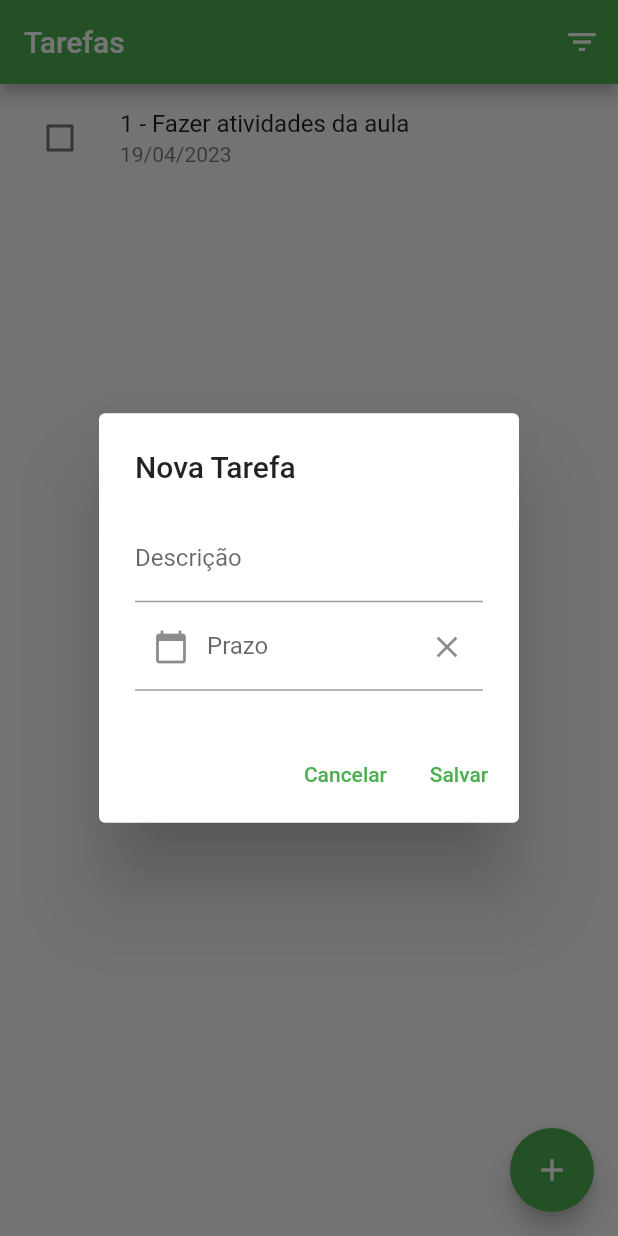
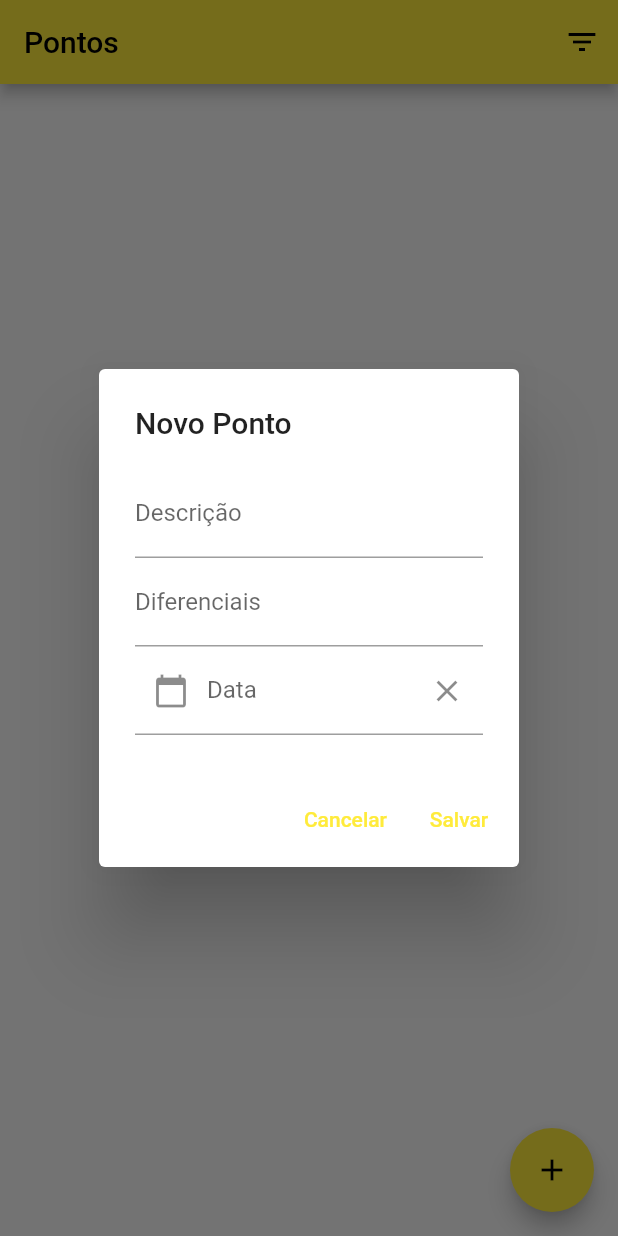
Before and after one commit to vinibraun/cadastro_pontos_turisticos, a Flutter app: the screen it shows after launch, after a tap on the "add" icon, on a phone screen of 412 x 824 dp. Run offline on Flutter 3.47's test engine with Material 2 defaults, Android fonts, the phone set to English and light mode, and no system bars; our stand-ins replace shared_preferences, sqflite; missing offline and left inert: dart:ffi; accounts and stored records are empty.

Commit message:
Criação do banco de dados, CRUD no banco e filtragem

```diff
--- /dev/null
+++ b/lib/dao/ponto_dao.dart
@@ -0,0 +1,69 @@
+
+import '../database/database_provider.dart';
+import '../model/ponto.dart';
+
+class PontoDao {
+  final databaseProvider = DatabaseProvider.instance;
+
+  Future<bool> salvar(Ponto ponto) async {
+    final database = await databaseProvider.database;
+    final valores = ponto.toMap();
+    if (ponto.id == null || ponto.id == 0) {
+      try {
+        ponto.id = await database.insert(Ponto.nomeTabela, valores);
+      } catch (e) {
+        print(e);
+      }
+
+      return true;
+    } else {
+      final registrosAtualizados = await database.update(
+        Ponto.nomeTabela,
+        valores,
+        where: '${Ponto.campoId} = ?',
+        whereArgs: [ponto.id],
+      );
+      return registrosAtualizados > 0;
+    }
+  }
+
+  Future<bool> remover(int id) async {
+    final database = await databaseProvider.database;
+    final registrosAtualizados = await database.delete(
+      Ponto.nomeTabela,
+      where: '${Ponto.campoId} = ?',
+      whereArgs: [id],
+    );
+    return registrosAtualizados > 0;
+  }
+
+  Future<List<Ponto>> listar(
+      {String filtrocontent = '',
+        String campoOrdenacao = Ponto.campoId,
+        bool usarOrdemDecrescente = false}) async {
+    String? where;
+    if (filtrocontent.isNotEmpty && filtrocontent != "") {
+      where =
+      "UPPER(${Ponto.campoDescricao}) LIKE '${filtrocontent.toUpperCase()}%'";
+    }
+
+    var orderBy = campoOrdenacao;
+
+    if (usarOrdemDecrescente) {
+      orderBy += ' DESC';
+    }
+    final database = await databaseProvider.database;
+    final resultado = await database.query(
+      'ponto',
+      columns: [
+        Ponto.campoId,
+        Ponto.campoDescricao,
+        Ponto.campoDiferenciais,
+        Ponto.campoData
+      ],
+      where: where,
+      orderBy: orderBy,
+    );
+    return resultado.map((m) => Ponto.fromMap(m)).toList();
+  }
+}
--- a/lib/dao/tarefa_dao.dart
+++ /dev/null
@@ -1,61 +0,0 @@
-
-import '../database/database_provider.dart';
-import '../model/tarefa.dart';
-
-class TarefaDao {
-  final databaseProvider = DatabaseProvider.instance;
-
-  Future<bool> salvar(Tarefa tarefa) async {
-    final database = await databaseProvider.database;
-    final valores = tarefa.toMap();
-    if (tarefa.id == null) {
-      tarefa.id = await database.insert(Tarefa.nomeTabela, valores);
-      return true;
-    } else {
-      final registrosAtualizados = await database.update(
-        Tarefa.nomeTabela,
-        valores,
-        where: '${Tarefa.campoId} = ?',
-        whereArgs: [tarefa.id],
-      );
-      return registrosAtualizados > 0;
-    }
-  }
-
-  Future<bool> remover(int id) async {
-    final database = await databaseProvider.database;
-    final registrosAtualizados = await database.delete(
-      Tarefa.nomeTabela,
-      where: '${Tarefa.campoId} = ?',
-      whereArgs: [id],
-    );
-    return registrosAtualizados > 0;
-  }
-
-  Future<List<Tarefa>> listar({
-    String filtro = '',
-    String campoOrdenacao = Tarefa.campoId,
-    bool usarOrdemDecrescente = false,
-}) async {
-    String? where;
-    if(filtro.isNotEmpty){
-      where = "UPPER(${Tarefa.campoDescricao}) LIKE '${filtro.toUpperCase()}%'";
-    }
-    var orderBy = campoOrdenacao;
-    if(usarOrdemDecrescente){
-      orderBy += ' DESC';
-    }
-    final database = await databaseProvider.database;
-    final resultado = await database.query(
-      Tarefa.nomeTabela,
-      columns: [
-        Tarefa.campoId,
-        Tarefa.campoDescricao,
-        Tarefa.campoPrazo,
-      ],
-      where: where,
-      orderBy: orderBy,
-    );
-    return resultado.map((m) => Tarefa.fromMap(m)).toList();
-  }
-}
--- a/lib/database/database_provider.dart
+++ b/lib/database/database_provider.dart
@@ -1,11 +1,11 @@
 import 'package:sqflite/sqflite.dart';
 import 'package:sqflite/sqlite_api.dart';
 
-import '../model/tarefa.dart';
+import '../model/ponto.dart';
 
 class DatabaseProvider {
-  static const _dbName = 'cadastro_tarefas.db';
-  static const _dbVersion = 2;
+  static const _dbName = 'cadastro_pontos.db';
+  static const _dbVersion = 1;
 
   DatabaseProvider._init();
   static final DatabaseProvider instance = DatabaseProvider._init();
@@ -21,30 +21,18 @@ class DatabaseProvider {
       dbPath,
       version: _dbVersion,
       onCreate: _onCreate,
-      onUpgrade: _onUpgrade,
     );
   }
 
   Future<void> _onCreate(Database db, int version) async {
     await db.execute('''
-      CREATE TABLE ${Tarefa.nomeTabela} (
-        ${Tarefa.campoId} INTEGER PRIMARY KEY AUTOINCREMENT,
-        ${Tarefa.campoDescricao} TEXT NOT NULL,
-        ${Tarefa.campoPrazo} TEXT,
-        ${Tarefa.campoFinalizada} INTEGER NOT NULL DEFAULT 0
+      CREATE TABLE ${Ponto.nomeTabela} (
+        ${Ponto.campoId} INTEGER PRIMARY KEY AUTOINCREMENT,
+        ${Ponto.campoDescricao} TEXT NOT NULL,
+        ${Ponto.campoDiferenciais} TEXT NOT NULL,
+        ${Ponto.campoData} TEXT
       );
     ''');
-  }
-
-  Future<void> _onUpgrade(Database db, int oldVersion, int newVersion) async {
-    switch(oldVersion){
-      case 1 :
-        await db.execute('''
-          ALTER TABLE ${Tarefa.nomeTabela}
-          ADD ${Tarefa.campoFinalizada} INTEGER NOT NULL DEFAULT 0;
-        ''');
-    }
-
   }
 
   Future<void> close() async {
--- a/lib/main.dart
+++ b/lib/main.dart
@@ -1,6 +1,6 @@
 import 'package:flutter/material.dart';
 import 'package:gerenciador_tarefas_md/pages/filtro_page.dart';
-import 'package:gerenciador_tarefas_md/pages/lista_tarefas_page.dart';
+import 'package:gerenciador_tarefas_md/pages/lista_pontos_page.dart';
 
 void main() {
   runApp(const AppGerenciadorTarefas());
@@ -13,13 +13,13 @@ class AppGerenciadorTarefas extends StatelessWidget {
   @override
   Widget build(BuildContext context) {
     return MaterialApp(
-      title: 'App - Gerenciador de tarefas',
+      title: 'App - Pontos Turísticos',
       debugShowCheckedModeBanner: false,
       theme: ThemeData(
-        primaryColor: Colors.red,
-        primarySwatch: Colors.green,
+        primaryColor: Colors.black,
+        primarySwatch: Colors.yellow,
       ),
-      home: ListaTarefasPage(),
+      home: ListaPontosPage(),
       routes: {
         FiltroPage.routeName: (BuildContext context) => FiltroPage(),
       },
--- /dev/null
+++ b/lib/model/ponto.dart
@@ -0,0 +1,45 @@
+import 'package:intl/intl.dart';
+
+class Ponto {
+  static const nomeTabela = 'ponto';
+  static const campoId = '_id';
+  static const campoDescricao = 'descricao';
+  static const campoDiferenciais = 'diferenciais';
+  static const campoData = 'data';
+
+  int? id;
+  String descricao;
+  String diferenciais;
+  DateTime? data;
+
+  Ponto({
+    this.id,
+    required this.descricao,
+    required this.diferenciais,
+    this.data,
+  });
+
+  String get dataFormatado {
+    if (data == null) {
+      return '';
+    }
+    return DateFormat('dd/MM/yyyy').format(data!);
+  }
+
+  Map<String, dynamic> toMap() => {
+    campoId: id,
+    campoDescricao: descricao,
+    campoDiferenciais: diferenciais,
+    campoData:
+    data == null ? null : DateFormat("yyyy-MM-dd").format(data!),
+  };
+
+  factory Ponto.fromMap(Map<String, dynamic> map) => Ponto(
+    id: map[campoId] is int ? map[campoId] : null,
+    descricao: map[campoDescricao] is String ? map[campoDescricao] : '',
+    diferenciais: map[campoDiferenciais] is String ? map[campoDiferenciais] : '',
+    data: map[campoData] is String
+        ? DateFormat("yyyy-MM-dd").parse(map[campoData])
+        : null,
+  );
+}
--- a/lib/model/tarefa.dart
+++ /dev/null
@@ -1,45 +0,0 @@
-import 'package:intl/intl.dart';
-
-class Tarefa {
-  static const nomeTabela = 'tarefa';
-  static const campoId = '_id';
-  static const campoDescricao = 'descricao';
-  static const campoPrazo = 'prazo';
-  static const campoFinalizada = 'finalizada';
-
-  int? id;
-  String descricao;
-  DateTime? prazo;
-  bool finalizada;
-
-  Tarefa({
-    this.id,
-    required this.descricao,
-    this.prazo,
-    this.finalizada = false,
-  });
-
-  String get prazoFormatado {
-    if (prazo == null) {
-      return '';
-    }
-    return DateFormat('dd/MM/yyyy').format(prazo!);
-  }
-
-  Map<String, dynamic> toMap() => {
-    campoId: id,
-    campoDescricao: descricao,
-    campoPrazo:
-    prazo == null ? null : DateFormat("yyyy-MM-dd").format(prazo!),
-    campoFinalizada: finalizada ? 1 : 0,
-  };
-
-  factory Tarefa.fromMap(Map<String, dynamic> map) => Tarefa(
-    id: map[campoId] is int ? map[campoId] : null,
-    descricao: map[campoDescricao] is String ? map[campoDescricao] : '',
-    prazo: map[campoPrazo] is String
-        ? DateFormat("yyyy-MM-dd").parse(map[campoPrazo])
-        : null,
-    finalizada: map[campoFinalizada] == 1,
-  );
-}
--- a/lib/pages/detalhes_tarefa_page.dart
+++ b/lib/pages/detalhes_ponto_page.dart
@@ -3,12 +3,12 @@
 import 'package:flutter/cupertino.dart';
 import 'package:flutter/material.dart';
 
-import '../model/tarefa.dart';
+import '../model/ponto.dart';
 
 class DetalhePage extends StatefulWidget{
-  final Tarefa tarefa;
+  final Ponto ponto;
 
-  const DetalhePage({Key? key, required this.tarefa}) : super(key: key);
+  const DetalhePage({Key? key, required this.ponto}) : super(key: key);
 
   @override
   _DetalhePageState createState() => _DetalhePageState();
@@ -20,7 +20,7 @@ class _DetalhePageState extends State<DetalhePage>{
   Widget build(BuildContext context){
     return Scaffold(
       appBar: AppBar(
-      title: Text('Detalhes da Tarefa ${widget.tarefa.id}'),
+      title: Text('Detalhes do Ponto ${widget.ponto.id}'),
     ),
       body: _criarBody(),
     );
@@ -34,19 +34,25 @@ class _DetalhePageState extends State<DetalhePage>{
           Row(
             children: [
               Campo(descricao: 'Código: '),
-              Valor(valor: '${widget.tarefa.id}'),
+              Valor(valor: '${widget.ponto.id}'),
             ],
           ),
           Row(
             children: [
               Campo(descricao: 'Descrição: '),
-              Valor(valor: '${widget.tarefa.descricao}'),
+              Valor(valor: '${widget.ponto.descricao}'),
             ],
           ),
           Row(
             children: [
-              Campo(descricao: 'Prazo: '),
-              Valor(valor: widget.tarefa.prazo == null ? 'Tarefa sem prazo definido' : '${widget.tarefa.prazoFormatado}'),
+              Campo(descricao: 'Diferenciais: '),
+              Valor(valor: '${widget.ponto.diferenciais}'),
+            ],
+          ),
+          Row(
+            children: [
+              Campo(descricao: 'Data: '),
+              Valor(valor: widget.ponto.data == null ? 'Ponto sem data definida' : '${widget.ponto.dataFormatado}'),
             ],
           ),
         ],
--- a/lib/pages/filtro_page.dart
+++ b/lib/pages/filtro_page.dart
@@ -1,7 +1,7 @@
 import 'package:flutter/cupertino.dart';
 import 'package:flutter/material.dart';
 import 'package:shared_preferences/shared_preferences.dart';
-import '../model/tarefa.dart';
+import '../model/ponto.dart';
 
 class FiltroPage extends StatefulWidget{
   static const routeName = '/filtro';
@@ -16,14 +16,15 @@ class FiltroPage extends StatefulWidget{
 class _FiltroPageState extends State<FiltroPage> {
 
   final _camposParaOrdenacao = {
-    Tarefa.campoId: 'Código',
-    Tarefa.campoDescricao: 'Descrição',
-    Tarefa.campoPrazo: 'Prazo'
+    Ponto.campoId: 'Código',
+    Ponto.campoDescricao: 'Descrição',
+    Ponto.campoDiferenciais: 'Diferenciais',
+    Ponto.campoData: 'Data'
   };
 
   late final SharedPreferences _prefes;
   final _descricaoController = TextEditingController();
-  String _campoOrdenacao = Tarefa.campoId;
+  String _campoOrdenacao = Ponto.campoId;
   bool _usarOrdemDecrescente = false;
   bool _alterouValores = false;
 
@@ -36,7 +37,7 @@ class _FiltroPageState extends State<FiltroPage> {
   void _carregaDadosSharedPreferences() async {
     _prefes = await SharedPreferences.getInstance();
     setState(() {
-      _campoOrdenacao = _prefes.getString(FiltroPage.chaveCampoOrdenacao) ?? Tarefa.campoId;
+      _campoOrdenacao = _prefes.getString(FiltroPage.chaveCampoOrdenacao) ?? Ponto.campoId;
       _usarOrdemDecrescente = _prefes.getBool(FiltroPage.chaveUsarOrdemDecrescente) == true;
       _descricaoController.text = _prefes.getString(FiltroPage.chaveCampoDescricao) ?? '' ;
     });
--- a/lib/pages/lista_tarefas_page.dart
+++ b/lib/pages/lista_pontos_page.dart
@@ -1,36 +1,35 @@
+import 'dart:ffi';
+
 import 'package:flutter/material.dart';
 import 'package:flutter/widgets.dart';
-import 'package:gerenciador_tarefas_md/pages/filtro_page.dart';
 import 'package:shared_preferences/shared_preferences.dart';
-import '../dao/tarefa_dao.dart';
-import '../model/tarefa.dart';
+import '../dao/ponto_dao.dart';
+import '../model/ponto.dart';
 import '../widgets/conteudo_form_dialog.dart';
-import 'detalhes_tarefa_page.dart';
+import 'detalhes_ponto_page.dart';
+import 'filtro_page.dart';
 
-class ListaTarefasPage extends StatefulWidget {
+class ListaPontosPage extends StatefulWidget {
   @override
-  State<StatefulWidget> createState() => _ListaTarefasPageState();
+  State<StatefulWidget> createState() => _ListaPontosPageState();
 }
 
-class _ListaTarefasPageState extends State<ListaTarefasPage> {
+class _ListaPontosPageState extends State<ListaPontosPage> {
   static const acaoEditar = 'editar';
   static const acaoExcluir = 'excluir';
   static const acaoVisualizar = 'visualizar';
 
-  final _tarefas = <Tarefa>[
-    Tarefa(id: 1,
-    descricao: 'Fazer atividades da aula',
-    prazo: DateTime.now().add(Duration(days: 5)),
-     )
-  ];
-  final _dao = TarefaDao();
+  final _pontos = <Ponto>[];
+  final _dao = PontoDao();
   var _carregando = false;
 
- // @override
- // void initState() {
- //   super.initState();
- //   _atualizarLista();
- // }
+  //var _ultimoId = 1;
+
+ @override
+ void initState() {
+  super.initState();
+  _atualizarLista();
+ }
 
   @override
   Widget build(BuildContext context) {
@@ -38,7 +37,7 @@ class _ListaTarefasPageState extends State<ListaTarefasPage> {
       appBar: _criarAppBar(),
       body: _criarBody(),
       floatingActionButton: FloatingActionButton(
-        tooltip: 'Nova Tarefa',
+        tooltip: 'Nova Ponto',
         child: Icon(Icons.add),
         onPressed: _abrirForm,
       ),
@@ -47,7 +46,7 @@ class _ListaTarefasPageState extends State<ListaTarefasPage> {
 
   AppBar _criarAppBar() {
     return AppBar(
-      title: Text('Tarefas'),
+      title: Text('Pontos'),
       actions: [
         IconButton(
           icon: Icon(Icons.filter_list),
@@ -71,7 +70,7 @@ class _ListaTarefasPageState extends State<ListaTarefasPage> {
             alignment: AlignmentDirectional.center,
             child: Padding(
               padding: EdgeInsets.only(top: 10),
-              child: Text('Carregando suas tarefas',
+              child: Text('Carregando suas pontos',
                 style: TextStyle(
                   fontSize: 20,
                   fontWeight: FontWeight.bold,
@@ -84,10 +83,10 @@ class _ListaTarefasPageState extends State<ListaTarefasPage> {
       );
     }
 
-    if (_tarefas.isEmpty) {
+    if (_pontos.isEmpty) {
       return Center(
         child: Text(
-          'Nenhuma tarefa cadastrada',
+          'Nenhum ponto cadastrado',
           style: TextStyle(
             fontSize: 20,
             fontWeight: FontWeight.bold,
@@ -97,44 +96,28 @@ class _ListaTarefasPageState extends State<ListaTarefasPage> {
       );
     }
     return ListView.separated(
-      itemCount: _tarefas.length,
+      itemCount: _pontos.length,
       itemBuilder: (BuildContext context, int index) {
-        final tarefa = _tarefas[index];
+        final ponto = _pontos[index];
         return PopupMenuButton<String>(
           child: ListTile(
-            leading: Checkbox(
-              value: tarefa.finalizada,
-              onChanged: (bool? checked){
-                setState(() {
-                  tarefa.finalizada = checked == true;
-                });
-                _dao.salvar(tarefa);
-              },
-            ),
             title: Text(
-              '${tarefa.id} - ${tarefa.descricao}',
-                style: TextStyle(
-                  decoration:
-                    tarefa.finalizada ? TextDecoration.lineThrough : null,
-                    color: tarefa.finalizada ? Colors.grey : null,
-                ),
-            ),
-            subtitle: Text(tarefa.prazoFormatado,
-              style: TextStyle(
-                decoration:
-                tarefa.finalizada ? TextDecoration.lineThrough : null,
-                color: tarefa.finalizada ? Colors.grey : null,
-              ),
-            ),
+              '${ponto.id} - ${ponto.descricao}',
+            ),subtitle: Text('${ponto.diferenciais}'),
+              trailing: Row(
+                  mainAxisSize: MainAxisSize.min,
+                  children: [
+                  Text(ponto.dataFormatado)
+            ]),
           ),
           itemBuilder: (_) => _criarItensMenuPopup(),
           onSelected: (String valorSelecionado) {
             if (valorSelecionado == acaoEditar) {
-              _abrirForm(tarefa: tarefa);
+              _abrirForm(ponto: ponto);
             } else if (valorSelecionado == acaoExcluir) {
-              _excluir(tarefa);
+              _excluir(ponto);
             } else {
-              _abrirPaginaDetalhesTarefa(tarefa);
+              _abrirPaginaDetalhesPonto(ponto);
             }
           },
         );
@@ -182,17 +165,17 @@ class _ListaTarefasPageState extends State<ListaTarefasPage> {
     ),
   ];
 
-  void _abrirForm({Tarefa? tarefa}) {
+  void _abrirForm({Ponto? ponto}) {
     final key = GlobalKey<ConteudoFormDialogState>();
     showDialog(
       context: context,
       builder: (_) => AlertDialog(
         title: Text(
-          tarefa == null ? 'Nova Tarefa' : 'Alterar Tarefa ${tarefa.id}',
+          ponto == null ? 'Novo Ponto' : 'Alterar Ponto ${ponto.id}',
         ),
         content: ConteudoFormDialog(
           key: key,
-          tarefaAtual: tarefa,
+          pontoAtual: ponto,
         ),
         actions: [
           TextButton(
@@ -206,20 +189,20 @@ class _ListaTarefasPageState extends State<ListaTarefasPage> {
                 return;
               }
               Navigator.of(context).pop();
-              final novaTarefa = key.currentState!.novaTarefa;
-              _dao.salvar(novaTarefa).then((success) {
+              final novoPonto = key.currentState!.novoPonto;
+              _dao.salvar(novoPonto).then((success) {
                 if (success) {
                   _atualizarLista();
                 }
               });
-            },
+              },
           ),
         ],
       ),
     );
   }
 
-  void _excluir(Tarefa tarefa) {
+  void _excluir(Ponto ponto) {
     showDialog(
       context: context,
       builder: (_) => AlertDialog(
@@ -242,10 +225,10 @@ class _ListaTarefasPageState extends State<ListaTarefasPage> {
             child: Text('OK'),
             onPressed: () {
               Navigator.pop(context);
-              if (tarefa.id == null) {
+              if (ponto.id == null) {
                 return;
               }
-              _dao.remover(tarefa.id!).then((success) {
+              _dao.remover(ponto.id!).then((success) {
                 if (success) {
                   _atualizarLista();
                 }
@@ -265,12 +248,12 @@ class _ListaTarefasPageState extends State<ListaTarefasPage> {
     }
   }
 
-  void _abrirPaginaDetalhesTarefa(Tarefa tarefa) {
+  void _abrirPaginaDetalhesPonto(Ponto ponto) {
     Navigator.push(
         context,
         MaterialPageRoute(
           builder: (_) => DetalhePage(
-            tarefa: tarefa,
+            ponto: ponto,
           ),
         ));
   }
@@ -280,19 +263,19 @@ class _ListaTarefasPageState extends State<ListaTarefasPage> {
       _carregando = true;
     });
     final prefs = await SharedPreferences.getInstance();
-    final campoOrdenacao = prefs.getString(FiltroPage.chaveCampoOrdenacao) ?? Tarefa.campoId;
-    final usarOrdenDecrescente = prefs.getBool(FiltroPage.chaveUsarOrdemDecrescente) == true;
+    final campoOrdenacao = Ponto.campoId;
+    final usarOrdemDecrescente = prefs.getBool(FiltroPage.chaveUsarOrdemDecrescente) == true;
     final filtroDescricao = prefs.getString(FiltroPage.chaveCampoDescricao) ?? '';
 
-    final tarefas = await _dao.listar(
-      filtro: filtroDescricao,
+    final pontos = await _dao.listar(
+      filtrocontent: filtroDescricao,
       campoOrdenacao: campoOrdenacao,
-      usarOrdemDecrescente: usarOrdenDecrescente,
+      usarOrdemDecrescente: usarOrdemDecrescente,
     );
     setState(() {
-      _tarefas.clear();
-      if (tarefas.isNotEmpty) {
-        _tarefas.addAll(tarefas);
+      _pontos.clear();
+      if (pontos.isNotEmpty) {
+        _pontos.addAll(pontos);
       }
       _carregando = false;
     });
--- a/lib/widgets/conteudo_form_dialog.dart
+++ b/lib/widgets/conteudo_form_dialog.dart
@@ -3,12 +3,12 @@ import 'package:flutter/cupertino.dart';
 import 'package:flutter/material.dart';
 import 'package:intl/intl.dart';
 
-import '../model/tarefa.dart';
+import '../model/ponto.dart';
 
 class ConteudoFormDialog extends StatefulWidget{
-  final Tarefa? tarefaAtual;
+  final Ponto? pontoAtual;
 
-  ConteudoFormDialog({Key? key, this.tarefaAtual}) : super (key: key);
+  ConteudoFormDialog({Key? key, this.pontoAtual}) : super (key: key);
 
   @override
   ConteudoFormDialogState createState() => ConteudoFormDialogState();
@@ -18,15 +18,17 @@ class ConteudoFormDialogState extends State<ConteudoFormDialog> {
 
   final formKey = GlobalKey<FormState>();
   final descricaoController = TextEditingController();
-  final prazoController = TextEditingController();
+  final diferenciaisController = TextEditingController();
+  final dataController = TextEditingController();
   final _dateFormat = DateFormat('dd/MM/yyyy');
 
   @override
   void initState(){
     super.initState();
-    if (widget.tarefaAtual != null){
-      descricaoController.text = widget.tarefaAtual!.descricao;
-      prazoController.text = widget.tarefaAtual!.prazoFormatado;
+    if (widget.pontoAtual != null){
+      descricaoController.text = widget.pontoAtual!.descricao;
+      diferenciaisController.text = widget.pontoAtual!.diferenciais;
+      dataController.text = widget.pontoAtual!.dataFormatado;
     }
   }
 
@@ -47,14 +49,24 @@ class ConteudoFormDialogState extends State<ConteudoFormDialog> {
               },
             ),
             TextFormField(
-              controller: prazoController,
-              decoration: InputDecoration(labelText: 'Prazo',
+              controller: diferenciaisController,
+              decoration: InputDecoration(labelText: 'Diferenciais'),
+              validator: (String? valor){
+                if (valor == null || valor.isEmpty){
+                  return 'Informe os diferenciais';
+                }
+                return null;
+              },
+            ),
+            TextFormField(
+              controller: dataController,
+              decoration: InputDecoration(labelText: 'Data',
               prefixIcon: IconButton(
                 onPressed: _mostrarCalendario,
                 icon: Icon(Icons.calendar_today),
               ),
               suffixIcon: IconButton(
-                onPressed: () => prazoController.clear(),
+                onPressed: () => dataController.clear(),
                 icon: Icon(Icons.close),
               ),
               ),
@@ -65,30 +77,18 @@ class ConteudoFormDialogState extends State<ConteudoFormDialog> {
     );
   }
   void _mostrarCalendario(){
-    final dataFormatada = prazoController.text;
-    var data = DateTime.now();
-    if(dataFormatada.isNotEmpty){
-      data = _dateFormat.parse(dataFormatada);
-    }
-    showDatePicker(
-        context: context,
-        initialDate: data,
-        firstDate: data.subtract(Duration(days:365 * 5 )),
-        lastDate: data.add(Duration(days:365 * 5 )),
-    ).then((DateTime? dataSelecionada){
-      if(dataSelecionada != null){
-        setState(() {
-          prazoController.text = _dateFormat.format(dataSelecionada);
-        });
-      }
+    final data = DateTime.now();
+    setState(() {
+      dataController.text = _dateFormat.format(data);
     });
   }
 
   bool dadosValidados() => formKey.currentState?.validate() == true;
 
-  Tarefa get novaTarefa => Tarefa(
-      id: widget.tarefaAtual?.id ?? 0,
+  Ponto get novoPonto => Ponto(
+      id: widget.pontoAtual?.id ?? null,
       descricao: descricaoController.text,
-      prazo: prazoController.text.isEmpty ? null : _dateFormat.parse(prazoController.text),
+      diferenciais: diferenciaisController.text,
+      data: dataController.text.isEmpty ? null : _dateFormat.parse(dataController.text),
   );
 }
```
